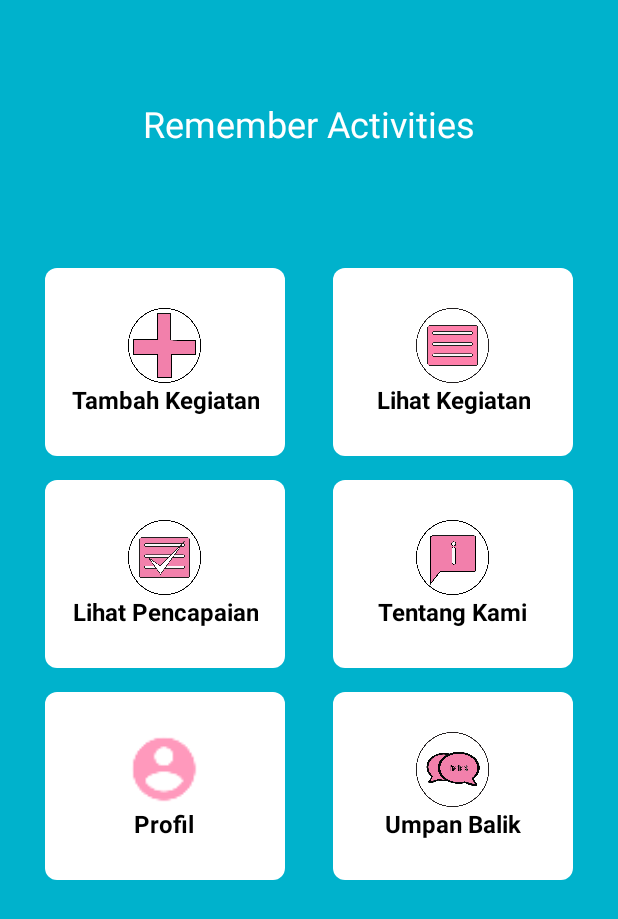
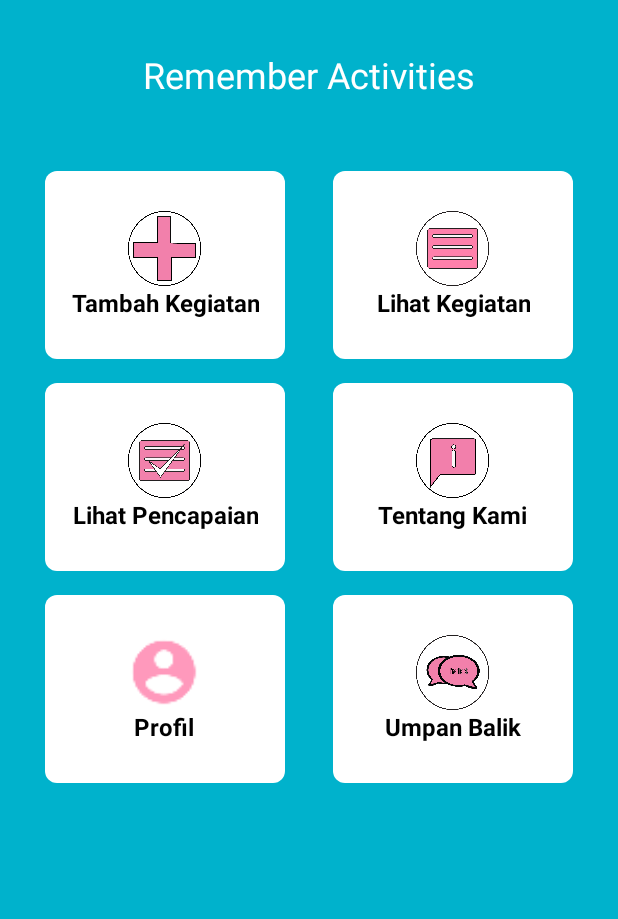
Before and after one commit to yogawahyuy/RemmberActivity, an Android app: the screen it shows after launch once a user with an empty profile is signed in (HomeActivity), on a phone screen of 412 x 824 dp. Shown: the top 919 px of the screen. Run offline under Robolectric (Android 15) with nearby library versions, the phone set to English and light mode, and no system bars; our stand-ins replace Firebase (no records; nobody signed in at launch, a user with empty details on screens opened directly).

Commit message:
perbaikan layout

```diff
--- a/app/build.gradle
+++ b/app/build.gradle
@@ -42,6 +42,9 @@ dependencies {
     testImplementation 'junit:junit:4.12'
     androidTestImplementation 'com.android.support.test:runner:1.0.2'
     androidTestImplementation 'com.android.support.test.espresso:espresso-core:3.0.2'
+    androidTestImplementation 'com.android.support.test.espresso:espresso-intents:3.0.2'
+    androidTestImplementation 'com.android.support:support-annotations:25.1.0'
+    androidTestImplementation 'com.android.support.test:rules:1.0.2'
     implementation 'de.hdodenhof:circleimageview:2.1.0'
     implementation 'com.android.support:design:27.1.1'
 }
--- a/app/src/main/java/org/d3ifcool/rememberactivities/LihatPencapaianActivity.java
+++ b/app/src/main/java/org/d3ifcool/rememberactivities/LihatPencapaianActivity.java
@@ -61,6 +61,7 @@ public class LihatPencapaianActivity extends AppCompatActivity {
         rvView.addItemDecoration(divider);
         mEmptyView=findViewById(R.id.emptyview_pencapaian);
         daftarPencapaian=new ArrayList<>();
+        daftarPencapaian.add(new Pencapaian());
         connectivityManager=(ConnectivityManager)getSystemService(Context.CONNECTIVITY_SERVICE);
         if (Build.VERSION.SDK_INT >= Build.VERSION_CODES.M) {
             if (connectivityManager.getActiveNetwork() != null && connectivityManager.getActiveNetworkInfo().isAvailable() && connectivityManager.getActiveNetworkInfo().isConnected()) {
--- a/app/src/main/res/layout/activity_home.xml
+++ b/app/src/main/res/layout/activity_home.xml
@@ -1,18 +1,19 @@
 <?xml version="1.0" encoding="utf-8"?>
-<LinearLayout xmlns:android="http://schemas.android.com/apk/res/android"
+<ScrollView xmlns:android="http://schemas.android.com/apk/res/android"
     xmlns:app="http://schemas.android.com/apk/res-auto"
     xmlns:tools="http://schemas.android.com/tools"
     android:layout_width="fill_parent"
-    android:layout_height="fill_parent"
-    android:orientation="vertical"
+    android:layout_height="match_parent"
     android:background="@color/colorMain"
-    android:weightSum="10"
     tools:context="org.d3ifcool.rememberactivities.HomeActivity">
-
+    <LinearLayout
+        android:layout_width="match_parent"
+        android:layout_height="wrap_content"
+        android:orientation="vertical">
         <RelativeLayout
             android:layout_width="match_parent"
-    android:layout_height="0dp"
-    android:layout_weight="2">
+            android:layout_height="100dp"
+           >
             <TextView
                 android:id="@+id/textGrid"
                 android:text="@string/remember_activities"
@@ -27,9 +28,8 @@
             android:rowCount="3"
             android:alignmentMode="alignMargins"
             android:columnOrderPreserved="false"
-        android:layout_weight="8"
             android:layout_width="match_parent"
-        android:layout_height="0dp"
+            android:layout_height="500dp"
             android:padding="14dp">
 
             <android.support.v7.widget.CardView
@@ -242,5 +242,8 @@
             </android.support.v7.widget.CardView>
 
         </GridLayout>
+    </LinearLayout>
 
-</LinearLayout>
+
+
+</ScrollView>
--- a/app/src/main/res/layout/halaman_awal.xml
+++ b/app/src/main/res/layout/halaman_awal.xml
@@ -5,7 +5,7 @@
     xmlns:tools="http://schemas.android.com/tools"
     android:layout_width="match_parent"
     android:layout_height="match_parent"
-    tools:context="org.d3ifcool.rememberactivities.halaman">
+    >
 
 
 </RelativeLayout>
```
Also changed, not shown: app/src/main/java/org/d3ifcool/rememberactivities/TambahKegiatanActivity.java (+7 -7 lines), app/src/main/res/layout/activity_main.xml (+8 -4 lines), app/src/main/res/layout/activity_profile.xml (+7 -2 lines), app/src/main/res/layout/activity_rincian_kegiatan.xml (+7 -3 lines), app/src/main/res/layout/activity_tambah_kegiatan.xml (+18 -11 lines), app/src/main/res/layout/fragment_tentang_silfi.xml (+6 -3 lines), app/src/main/res/layout/fragment_tentang_syifa.xml (+7 -3 lines), app/src/main/res/layout/fragment_tentang_yoga.xml (+7 -3 lines). Lines whose indentation alone changed are shown as unchanged.
